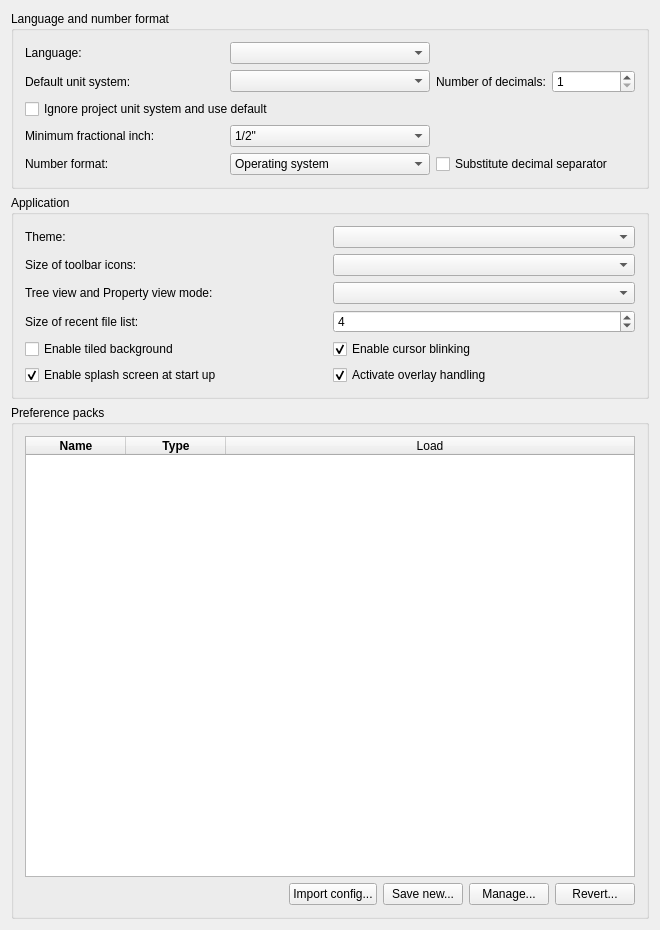
This is src/Gui/PreferencePages/DlgSettingsGeneral.ui in southseact-3d/fcd as Qt 5 draws it before an edit. The edited form follows.
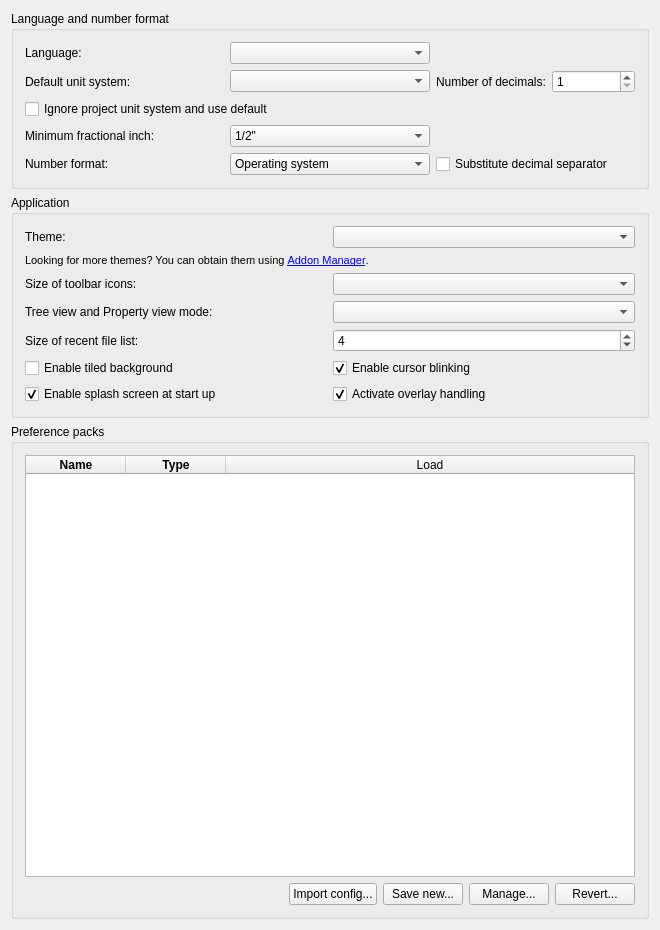
This is the edited form. Custom widgets are drawn as their Qt base class.

Commit message:
Gui: Add information about custom themes to settings
Fixes: #14929

The edit to the form file:
```diff
--- a/src/Gui/PreferencePages/DlgSettingsGeneral.ui
+++ b/src/Gui/PreferencePages/DlgSettingsGeneral.ui
@@ -235,14 +235,29 @@
          </property>
         </widget>
        </item>
-       <item row="1" column="0">
+       <item row="1" column="0" colspan="2">
+        <widget class="QLabel" name="moreThemesLabel">
+         <property name="font">
+          <font>
+           <pointsize>8</pointsize>
+          </font>
+         </property>
+         <property name="text">
+          <string>Looking for more themes? You can obtain them using &lt;a href=&quot;freecad:Std_AddonMgr&quot;&gt;Addon Manager&lt;/a&gt;.</string>
+         </property>
+         <property name="textFormat">
+          <enum>Qt::RichText</enum>
+         </property>
+        </widget>
+       </item>
+       <item row="2" column="0">
         <widget class="QLabel" name="iconSizeLabel">
          <property name="text">
           <string>Size of toolbar icons:</string>
          </property>
         </widget>
        </item>
-       <item row="1" column="1">
+       <item row="2" column="1">
         <widget class="QComboBox" name="toolbarIconSize">
          <property name="toolTip">
           <string>Choose your preference for toolbar icon size. You can adjust
@@ -250,14 +265,14 @@
          </property>
         </widget>
        </item>
-       <item row="2" column="0">
+       <item row="3" column="0">
         <widget class="QLabel" name="treeModeLabel">
          <property name="text">
           <string>Tree view and Property view mode:</string>
          </property>
         </widget>
        </item>
-       <item row="2" column="1">
+       <item row="3" column="1">
         <widget class="QComboBox" name="treeMode">
          <property name="toolTip">
           <string>Customize how tree view is shown in the panel (restart required).
@@ -267,14 +282,14 @@
          </property>
         </widget>
        </item>
-       <item row="3" column="0">
+       <item row="4" column="0">
         <widget class="QLabel" name="recentFileListLabel">
          <property name="text">
           <string>Size of recent file list:</string>
          </property>
         </widget>
        </item>
-       <item row="3" column="1">
+       <item row="4" column="1">
         <widget class="Gui::PrefSpinBox" name="RecentFiles">
          <property name="toolTip">
           <string>How many files should be listed in recent files list</string>
@@ -290,7 +305,7 @@
          </property>
         </widget>
        </item>
-       <item row="4" column="0">
+       <item row="5" column="0">
         <widget class="QCheckBox" name="tiledBackground">
          <property name="toolTip">
           <string>Background of the main window (when no document is opened) will consist of tiles of a special image.
@@ -301,7 +316,7 @@
          </property>
         </widget>
        </item>
-       <item row="4" column="1">
+       <item row="5" column="1">
         <widget class="Gui::PrefCheckBox" name="EnableCursorBlinking">
          <property name="toolTip">
           <string>The text cursor will be blinking</string>
@@ -320,7 +335,7 @@
          </property>
         </widget>
        </item>
-       <item row="5" column="0">
+       <item row="6" column="0">
         <widget class="Gui::PrefCheckBox" name="SplashScreen">
          <property name="toolTip">
           <string>A Splash screen is a small loading window that is shown
@@ -341,7 +356,7 @@
          </property>
         </widget>
        </item>
-       <item row="5" column="1">
+       <item row="6" column="1">
         <widget class="Gui::PrefCheckBox" name="ActivateOverlay">
          <property name="toolTip">
           <string>Activate overlay handling of dock windows</string>
```
The commit also changes 2 other files.
